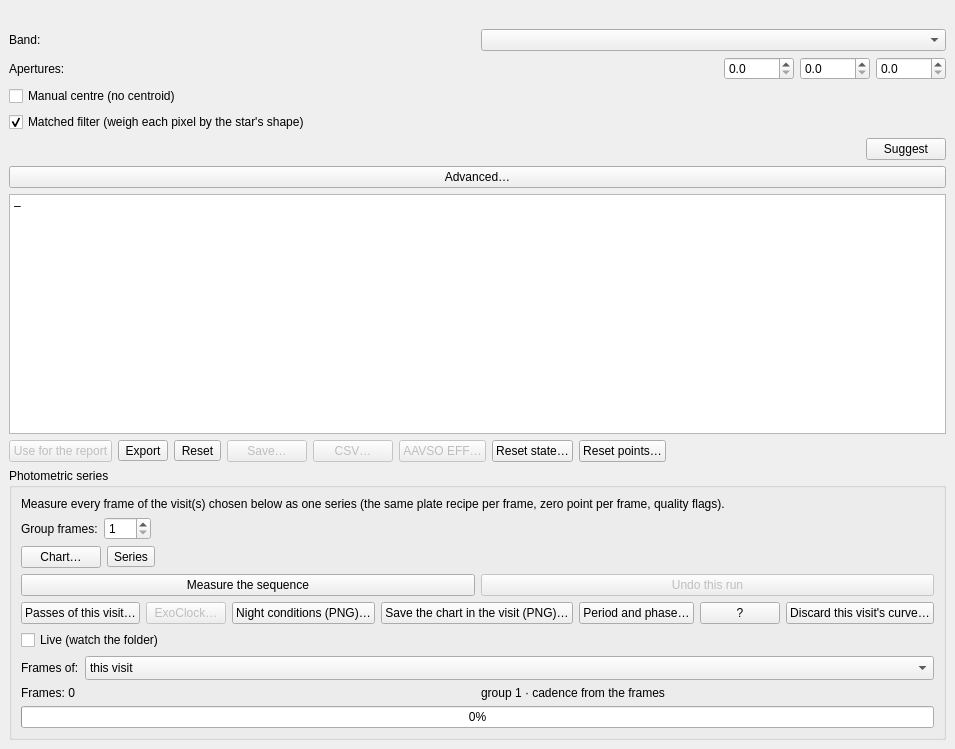
First picture: the form in nightscribe/gui/ui/ufe_measure_tab.ui, repository irydeo/nightscribe, before the edit.
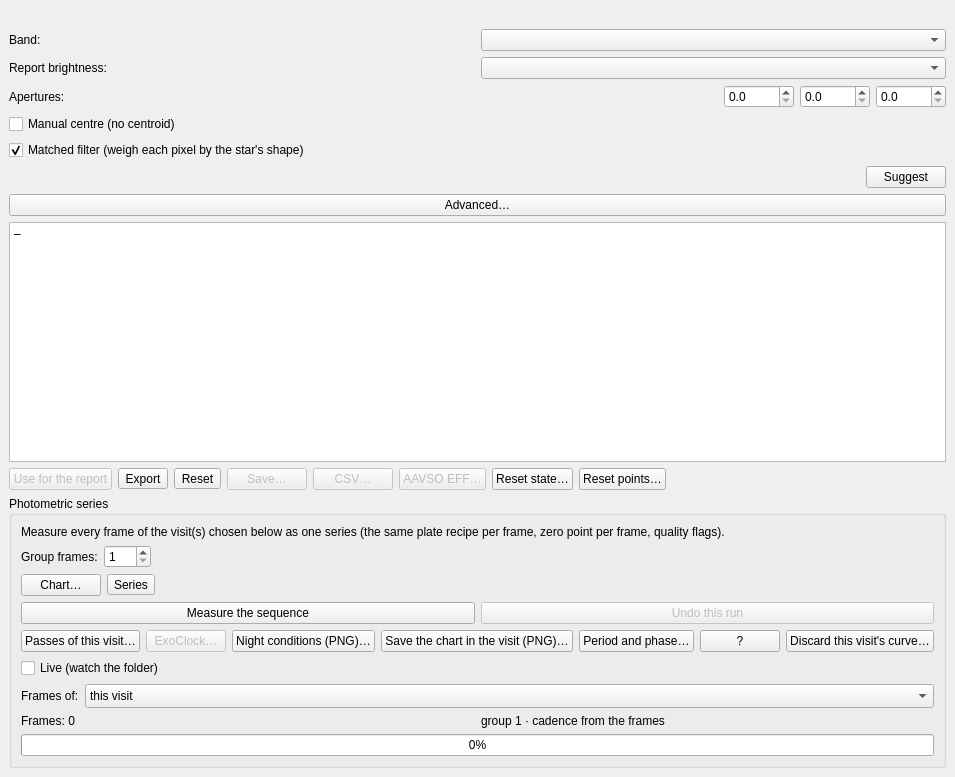
Second picture: the form after the edit.

Commit message: feat(photometry): explain a weak zero point, choose what the band reports, re-measure the stack

The edit to the form file:
```diff
--- a/nightscribe/gui/ui/ufe_measure_tab.ui
+++ b/nightscribe/gui/ui/ufe_measure_tab.ui
@@ -57,6 +57,23 @@
       </item>
      </layout>
     </item>
+    <item>
+     <layout class="QHBoxLayout" name="row_report_mag">
+      <property name="layoutStretch" stdset="0">
+       <string notr="true">0,1</string>
+      </property>
+      <item>
+       <widget class="QLabel" name="lbl_report_mag">
+        <property name="text">
+         <string>Report brightness:</string>
+        </property>
+       </widget>
+      </item>
+      <item>
+       <widget class="QComboBox" name="cmb_report_mag"/>
+      </item>
+     </layout>
+    </item>
     <item>
      <layout class="QHBoxLayout" name="row_apertures">
       <item>
```
The commit also changes 13 other files.
